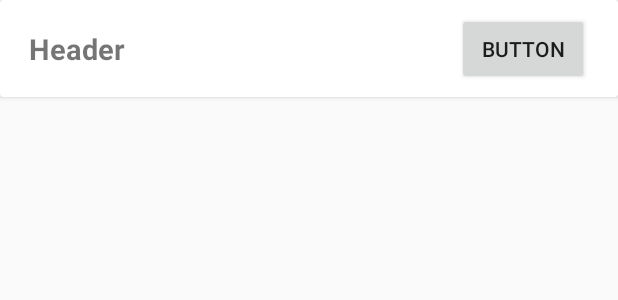
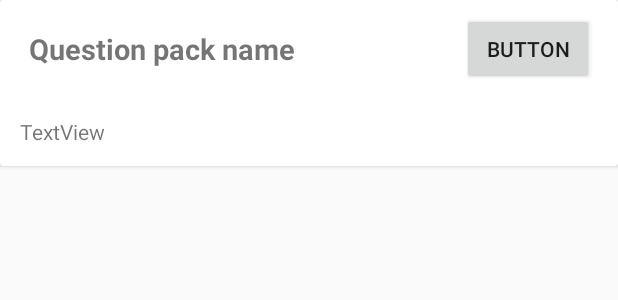
Before and after one commit to vaclav/zkousec, an Android app: the layout qp_card.xml on its own in the app's theme, with its tools: preview values and no code run, on a phone screen of 412 x 824 dp. Shown: the top 300 px of the screen. Run offline under Robolectric (Android 15) with nearby library versions, the phone set to English and light mode, and no system bars; network calls fail.

Commit message:
Bug fixes

```diff
--- a/app/src/main/res/layout/activity_q_p_list.xml
+++ b/app/src/main/res/layout/activity_q_p_list.xml
@@ -27,4 +27,5 @@
         app:layout_constraintStart_toStartOf="parent"
         app:layout_constraintTop_toTopOf="parent" />
 
+
 </androidx.constraintlayout.widget.ConstraintLayout>
--- a/app/src/main/res/layout/qp_card.xml
+++ b/app/src/main/res/layout/qp_card.xml
@@ -16,7 +16,7 @@
             android:padding="@dimen/_15sdp"
             android:layout_width="wrap_content"
             android:layout_height="wrap_content"
-            android:text="Header"
+            android:text="Question pack name"
             app:layout_constraintStart_toStartOf="parent"
             app:layout_constraintTop_toTopOf="parent" />
 
@@ -24,11 +24,21 @@
             android:id="@+id/button"
             android:layout_width="wrap_content"
             android:layout_height="wrap_content"
+            android:layout_marginEnd="16dp"
             android:text="Button"
-            android:layout_marginRight="@dimen/_15ssp"
-            app:layout_constraintBottom_toBottomOf="parent"
+            app:layout_constraintBottom_toBottomOf="@+id/qp_card_header"
             app:layout_constraintEnd_toEndOf="parent"
             app:layout_constraintTop_toTopOf="parent" />
 
+        <TextView
+            android:id="@+id/textView2"
+            android:layout_width="wrap_content"
+            android:layout_height="wrap_content"
+            android:padding="@dimen/_10sdp"
+            android:text="TextView"
+            app:layout_constraintBottom_toBottomOf="parent"
+            app:layout_constraintStart_toStartOf="parent"
+            app:layout_constraintTop_toBottomOf="@+id/qp_card_header" />
+
     </androidx.constraintlayout.widget.ConstraintLayout>
 </androidx.cardview.widget.CardView>
```
Also changed, not shown: app/src/main/java/cz/dobris/zkousec/activities/QPLearningActivity.kt (+0 -7 lines), app/src/main/java/cz/dobris/zkousec/activities/QPTestingActivity.kt (+7 -2 lines).
